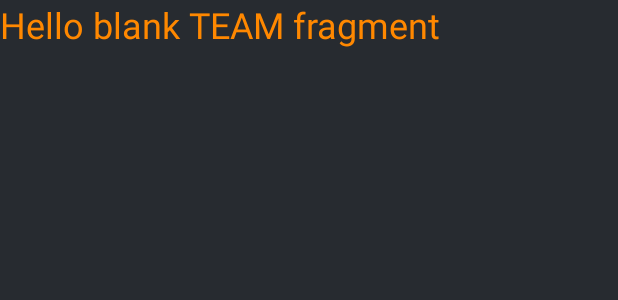
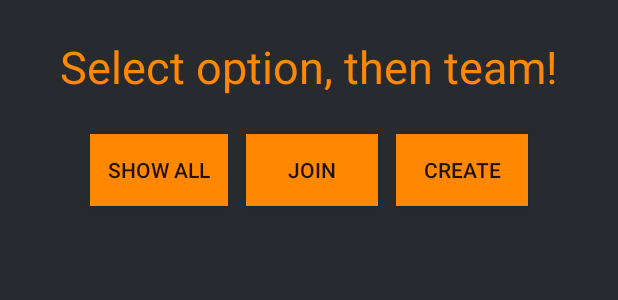
Before and after one commit to RFTteam/UnsolusAndroid, an Android app: the layout fragment_teams.xml on its own in the app's theme, with its tools: preview values and no code run, on a phone screen of 412 x 824 dp. Shown: the top 300 px of the screen. Run offline under Robolectric (Android 15) with nearby library versions, the phone set to English and light mode, and no system bars; network calls fail.

Commit message:
temporal desing for teamsFragment, created interfaces for team stuffs, fix exception in players fragment

```diff
--- a/app/src/main/res/layout/fragment_teams.xml
+++ b/app/src/main/res/layout/fragment_teams.xml
@@ -5,12 +5,80 @@
     android:background="@color/backgroundColor"
     tools:context="rft.unideb.unsolus.fragments.TeamsFragment">
 
-    <!-- TODO: Update blank fragment layout -->
-    <TextView
+
+    <LinearLayout
+        android:orientation="vertical"
         android:layout_width="match_parent"
         android:layout_height="match_parent"
-        android:textSize="24dp"
-        android:textColor="@color/orange"
-        android:text="@string/teams_fragment" />
+        android:paddingLeft="24dp"
+        android:paddingRight="24dp"
+        android:weightSum="1"
+        tools:layout_editor_absoluteY="8dp"
+        tools:layout_editor_absoluteX="8dp">
+
+        <android.support.design.widget.TextInputLayout
+            android:layout_width="match_parent"
+            android:layout_height="wrap_content"
+            android:layout_marginBottom="12dp"
+            android:layout_marginTop="24dp">
+
+            <TextView android:id="@+id/playersFragmentTitle"
+                android:layout_width="match_parent"
+                android:layout_height="wrap_content"
+                android:textSize="30dp"
+                android:textColor="@color/orange"
+                android:gravity="center"
+                android:text="Select option, then team!"
+                />
+
+        </android.support.design.widget.TextInputLayout>
+
+        <LinearLayout
+            android:layout_width="match_parent"
+            android:layout_height="wrap_content"
+            android:orientation="horizontal"
+            android:gravity="center"
+            android:weightSum="1">
+            <Button
+                android:id="@+id/btn_allTeam"
+                android:layout_width="wrap_content"
+                android:layout_height="wrap_content"
+                android:layout_gravity="center"
+                android:layout_marginBottom="10dp"
+                android:layout_marginTop="12dp"
+                android:layout_marginRight="12dp"
+                android:background="@android:color/holo_orange_dark"
+                android:padding="12dp"
+                android:text="Show all" />
+
+            <Button
+                android:id="@+id/btn_teamWherecanJoin"
+                android:layout_width="wrap_content"
+                android:layout_height="wrap_content"
+                android:layout_gravity="center"
+                android:layout_marginBottom="10dp"
+                android:layout_marginTop="12dp"
+                android:layout_marginRight="12dp"
+                android:background="@android:color/holo_orange_dark"
+                android:padding="12dp"
+                android:text="Join" />
+
+            <Button
+                android:id="@+id/btn_createTeam"
+                android:layout_width="wrap_content"
+                android:layout_height="wrap_content"
+                android:layout_gravity="center"
+                android:layout_marginBottom="10dp"
+                android:layout_marginTop="12dp"
+                android:background="@android:color/holo_orange_dark"
+                android:padding="12dp"
+                android:text="Create" />
+        </LinearLayout>
+
+        <ExpandableListView android:id="@+id/teams_Expandable"
+            android:layout_width="match_parent"
+            android:layout_height="match_parent" />
+
+    </LinearLayout>
 
 </FrameLayout>
```
Also changed, not shown: app/src/main/java/rft/unideb/unsolus/entities/Team.java (added, +77 -0 lines), app/src/main/java/rft/unideb/unsolus/entities/Teammember.java (added, +37 -0 lines), app/src/main/java/rft/unideb/unsolus/fragments/PlayersFragment.java (+5 -5 lines), app/src/main/java/rft/unideb/unsolus/fragments/TeamsFragment.java (+4 -47 lines), app/src/main/java/rft/unideb/unsolus/network/ApiService.java (+29 -1 lines).
